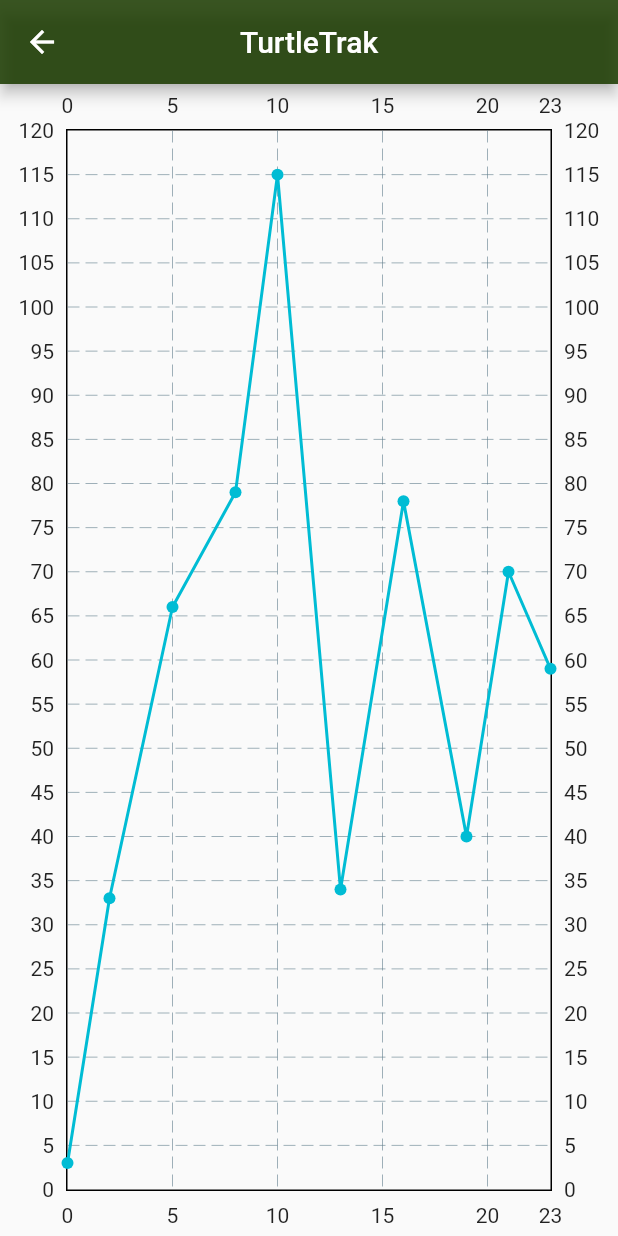
After one commit to KeilGries/turtle_trak, a Flutter app: the screen it shows after launch, item 2 of the bottom bar chosen, after a tap on "Display Graph", on a phone screen of 412 x 824 dp. The commit adds this screen. Run offline on Flutter 3.47's test engine with Material 2 defaults, Android fonts, the phone set to English and light mode, and no system bars; drawn by our look-alikes of fl_chart; our stand-ins replace flutter_animate, flutter_dotenv, font_awesome_flutter.

Commit message:
Stylized and animated 'Current Conditions'. Added Climate Page background image.  Added Climate Page 'Display Graph' button which leads to a mock graph. Various minor imrpovements.

```diff
--- a/turtle_trak/lib/main.dart
+++ b/turtle_trak/lib/main.dart
@@ -40,13 +40,14 @@ class _MainPageState extends State<MainPage> {
     return Scaffold(
         appBar: AppBar(
           automaticallyImplyLeading: false,
-          title: Center(child: Text('TurtleTrak')),
-          backgroundColor: Color.fromARGB(255, 0, 126, 0),
+          centerTitle: true,
+          title: Text('TurtleTrak'),
+          backgroundColor: Color.fromARGB(220, 27, 59, 0),
         ),
         body: screens[currentIndex],
         bottomNavigationBar: BottomNavigationBar(
           type: BottomNavigationBarType.fixed,
-          backgroundColor: Color.fromARGB(255, 0, 126, 0),
+          backgroundColor: Color.fromARGB(220, 27, 59, 0),
           selectedItemColor: Colors.white,
           unselectedItemColor: Colors.white54,
           showUnselectedLabels: false,
--- a/turtle_trak/lib/pages/climate_page.dart
+++ b/turtle_trak/lib/pages/climate_page.dart
@@ -11,6 +11,7 @@ import 'dart:io';
 import 'package:http/http.dart' as http;
 import 'package:flutter_dotenv/flutter_dotenv.dart';
 import 'package:intl/intl.dart';
+import '../widgets/line_chart_widget.dart';
 
 Future<Climate> fetchClimate() async {
   await dotenv.load();
@@ -117,49 +118,135 @@ class _ClimatePageState extends State<ClimatePage> {
   @override
   Widget build(BuildContext context) {
     return Scaffold(
-      body: Center(
+      body: Stack(
+        children: [
+          Container(
+            decoration: BoxDecoration(
+              image: DecorationImage(
+                image: AssetImage('images/climate_bg.png'),
+                fit: BoxFit.cover,
+              ),
+            ),
+          ),
+          Align(
+            alignment: Alignment.topCenter,
             child: FutureBuilder<Climate>(
               future: futureClimate,
               builder: (context, snapshot) {
                 if (snapshot.hasData) {
                   final climate = snapshot.data!;
-              return Column(
+                  return Animate(
+                    effects: const [
+                      FadeEffect(duration: Duration(milliseconds: 500)),
+                    ],
+                    child: Padding(
+                      padding: const EdgeInsets.only(top: 40),
+                      child: Container(
+                        padding: EdgeInsets.only(top: 8),
+                        height: 170,
+                        width: 275,
+                        decoration: BoxDecoration(
+                          color: const Color.fromARGB(255, 212, 207, 200),
+                          borderRadius: BorderRadius.all(Radius.circular(50)),
+                          boxShadow: [
+                            BoxShadow(
+                                color: Color.fromARGB(209, 27, 59, 0),
+                                spreadRadius: 3),
+                            BoxShadow(
+                                color: Colors.black.withOpacity(0.5),
+                                spreadRadius: 5,
+                                blurRadius: 7,
+                                offset: Offset(0, 3))
+                          ],
+                        ),
+                        child: Column(
                           mainAxisAlignment: MainAxisAlignment.center,
                           children: [
-                  Text(
+                            Padding(
+                              padding: const EdgeInsets.all(2.0),
+                              child: Text(
                                 'Current Conditions',
                                 textAlign: TextAlign.left,
                                 style: TextStyle(
                                   fontSize: 20,
                                   fontWeight: FontWeight.bold,
-                        fontStyle: FontStyle.italic),
+                                  // fontStyle: FontStyle.italic,
                                 ),
-                  Text('Observation Time: ${climate.obsTime}',
+                              ),
+                            ),
+                            Padding(
+                              padding: const EdgeInsets.all(2.0),
+                              child: Text(
+                                  'Observation Time: ${climate.obsTime}',
                                   textAlign: TextAlign.left),
-                  Text('Temperature: ${climate.temp}',
+                            ),
+                            Padding(
+                              padding: const EdgeInsets.all(2.0),
+                              child: Text('Temperature: ${climate.temp} °F',
                                   textAlign: TextAlign.left),
-                  Text('Humidity: ${climate.humidity}',
+                            ),
+                            Padding(
+                              padding: const EdgeInsets.all(2.0),
+                              child: Text('Humidity: ${climate.humidity}%',
                                   textAlign: TextAlign.left),
-                  ElevatedButton(
-                    child: const Text('Refresh'),
+                            ),
+                            Padding(
+                              padding: const EdgeInsets.all(2.0),
+                              child: ElevatedButton.icon(
+                                style: ElevatedButton.styleFrom(
+                                    elevation: 10,
+                                    backgroundColor:
+                                        Color.fromARGB(255, 89, 110, 129)),
+                                icon: Icon(Icons.refresh_outlined),
+                                label: Text('Refresh'),
                                 onPressed: () {
                                   setState(() {
                                     futureClimate = fetchClimate();
                                   });
-                      print(climate.obsTime);
-                      print(climate.temp);
-                      print(climate.humidity);
                                 },
-                  )
+                              ),
+                            ),
                           ],
+                        ),
+                      ),
+                    ),
                   );
                 }
                 if (snapshot.hasError) {
                   return Text('${snapshot.error}');
                 }
-            return const CircularProgressIndicator();
+                return Padding(
+                  padding: const EdgeInsets.all(110.0),
+                  child: const CircularProgressIndicator(),
+                );
               },
             ),
+          ),
+          Padding(
+            padding: EdgeInsets.only(bottom: 40),
+            child: Align(
+              alignment: Alignment.bottomCenter,
+              child: ElevatedButton.icon(
+                style: ElevatedButton.styleFrom(
+                    shape: StadiumBorder(),
+                    fixedSize: Size(250, 60),
+                    elevation: 13,
+                    backgroundColor: Color.fromARGB(255, 89, 110, 129)),
+                icon: Icon(
+                  Icons.bar_chart_rounded,
+                  size: 35,
+                ),
+                label: Text('Display Graph', style: TextStyle(fontSize: 20)),
+                onPressed: () {
+                  Navigator.push(
+                    context,
+                    MaterialPageRoute(builder: (context) => LineChartWidget()),
+                  );
+                },
+              ),
+            ),
+          ),
+        ],
       ),
     );
   }
--- a/turtle_trak/lib/pages/settings_page.dart
+++ b/turtle_trak/lib/pages/settings_page.dart
@@ -3,6 +3,7 @@
 import "package:flutter/material.dart";
 import 'package:flutter_animate/flutter_animate.dart';
 import 'package:font_awesome_flutter/font_awesome_flutter.dart';
+import '../widgets/line_chart_widget.dart';
 
 class SettingsPage extends StatelessWidget {
   const SettingsPage({super.key});
@@ -10,7 +11,6 @@ class SettingsPage extends StatelessWidget {
   @override
   Widget build(BuildContext context) {
     return Scaffold(
-        backgroundColor: const Color.fromARGB(255, 255, 255, 255),
         body: Animate(
           effects: const [
           ScaleEffect(duration: Duration(milliseconds: 1000))
--- /dev/null
+++ b/turtle_trak/lib/widgets/line_chart_widget.dart
@@ -0,0 +1,37 @@
+import 'package:flutter/material.dart';
+import 'package:fl_chart/fl_chart.dart';
+
+class LineChartWidget extends StatelessWidget {
+  final List<Color> gradientColors = [
+    const Color(0xff23b6e6),
+    const Color(0xff02d39a),
+  ];
+
+  @override
+  Widget build(BuildContext context) {
+    return Scaffold(
+      appBar: AppBar(
+        centerTitle: true,
+        automaticallyImplyLeading: true,
+        title: Text('TurtleTrak'),
+        backgroundColor: Color.fromARGB(220, 27, 59, 0),
+      ),
+      body: LineChart(
+        LineChartData(minX: 0, maxX: 23, minY: 0, maxY: 120, lineBarsData: [
+          LineChartBarData(spots: [
+            FlSpot(0, 3),
+            FlSpot(2, 33),
+            FlSpot(5, 66),
+            FlSpot(8, 79),
+            FlSpot(10, 115),
+            FlSpot(13, 34),
+            FlSpot(16, 78),
+            FlSpot(19, 40),
+            FlSpot(21, 70),
+            FlSpot(23, 59),
+          ])
+        ]),
+      ),
+    );
+  }
+}
--- /dev/null
+++ b/turtle_trak/notes/notes.txt
@@ -0,0 +1 @@
+ORIGINAL backgroundColor: Color.fromARGB(255, 0, 126, 0)
--- a/turtle_trak/pubspec.yaml
+++ b/turtle_trak/pubspec.yaml
@@ -73,6 +73,7 @@ flutter:
     - images/HUH.png
     - images/mock_climate_page.png
     - images/mock_growth_chart.png
+    - images/climate_bg.png
 
   # An image asset can refer to one or more resolution-specific "variants", see
   # https://flutter.dev/assets-and-images/#resolution-aware
```
Also changed, not shown: turtle_trak/images/climate_bg.png (added). Lines whose indentation alone changed are shown as unchanged.
